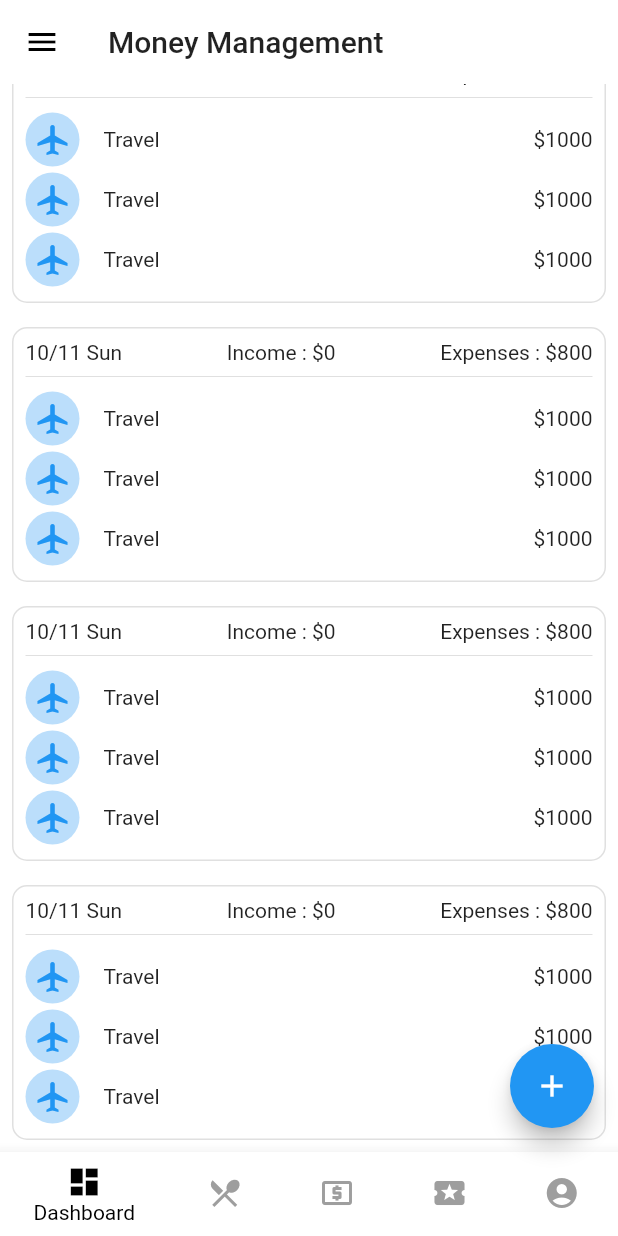
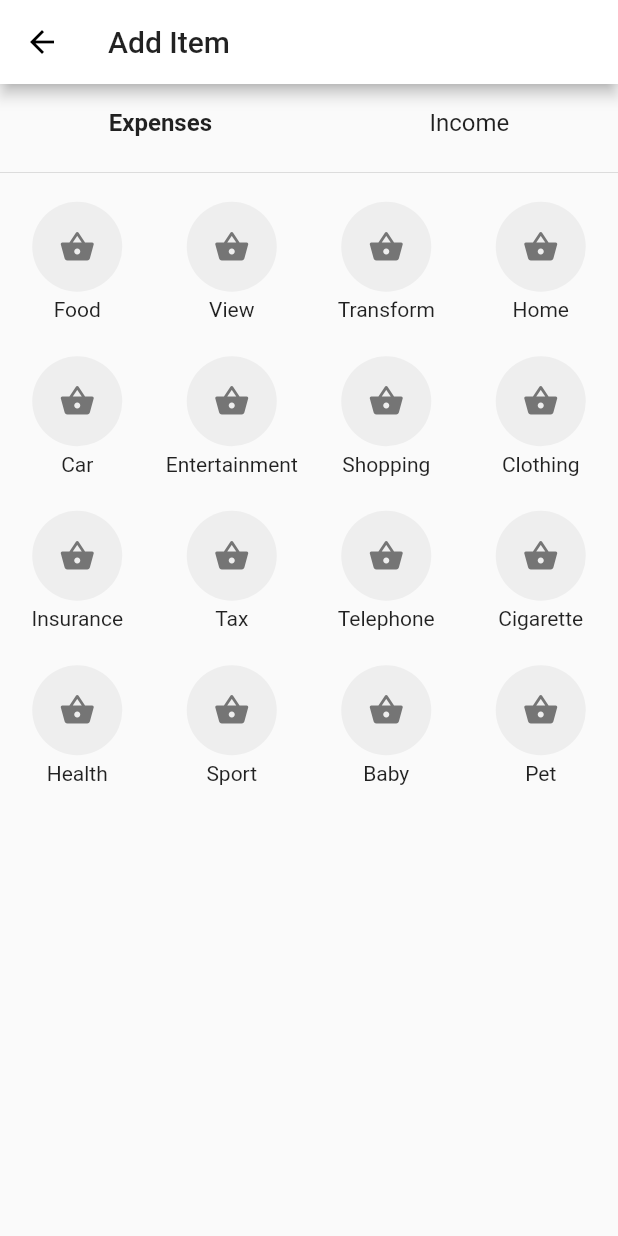
Before and after one commit to anoochit/flutter_bangsaen_2020, a Flutter app: the screen it shows after launch, scrolled down 382 dp, after a tap on the "add" icon, on a phone screen of 412 x 824 dp. Run offline on Flutter 3.47's test engine with Material 2 defaults, Android fonts, the light colour scheme and no system bars; our stand-ins replace chopper, dio, image_picker, moor_flutter, retrofit, shared_preferences; generated files the repository leaves out were written again.

Commit message:
add some pages and widgets in sample 21_expense_navigation

```diff
--- a/21_expense_navigation/lib/main.dart
+++ b/21_expense_navigation/lib/main.dart
@@ -12,21 +12,9 @@ class MyApp extends StatelessWidget {
     return MaterialApp(
       title: 'Flutter Demo',
       theme: ThemeData(
-        // This is the theme of your application.
-        //
-        // Try running your application with "flutter run". You'll see the
-        // application has a blue toolbar. Then, without quitting the app, try
-        // changing the primarySwatch below to Colors.green and then invoke
-        // "hot reload" (press "r" in the console where you ran "flutter run",
-        // or simply save your changes to "hot reload" in a Flutter IDE).
-        // Notice that the counter didn't reset back to zero; the application
-        // is not restarted.
         primaryColor: Colors.white,
-        canvasColor: Colors.white,
+        //canvasColor: Colors.white,
         primarySwatch: Colors.blue,
-        // This makes the visual density adapt to the platform that you run
-        // the app on. For desktop platforms, the controls will be smaller and
-        // closer together (more dense) than on mobile platforms.
         visualDensity: VisualDensity.adaptivePlatformDensity,
       ),
       home: HomePage(),
--- /dev/null
+++ b/21_expense_navigation/lib/pages/additem.dart
@@ -0,0 +1,205 @@
+import 'package:flutter/material.dart';
+
+class AddItemPage extends StatefulWidget {
+  AddItemPage({Key key}) : super(key: key);
+
+  @override
+  _AddItemPageState createState() => _AddItemPageState();
+}
+
+class _AddItemPageState extends State<AddItemPage> {
+  int _currentTabIndex = 0;
+  int _currentOption = null;
+
+  List<String> _expenseGridText = [
+    "Food",
+    "View",
+    "Transform",
+    "Home",
+    "Car",
+    "Entertainment",
+    "Shopping",
+    "Clothing",
+    "Insurance",
+    "Tax",
+    "Telephone",
+    "Cigarette",
+    "Health",
+    "Sport",
+    "Baby",
+    "Pet"
+  ];
+
+  List<String> _incomeGridText = [
+    "Salary",
+    "Awards",
+    "Grant",
+    "Sale",
+    "Rental",
+    "Refunds",
+    "Coupons",
+    "Lottery",
+    "Divident",
+    "Investment",
+    "Others"
+  ];
+
+  var _colorOption = [
+    Colors.red,
+    Colors.blue,
+    Colors.green,
+    Colors.amber,
+  ];
+
+  bool _showBottomSheet = false;
+
+  @override
+  void initState() {
+    super.initState();
+  }
+
+  @override
+  Widget build(BuildContext context) {
+    return WillPopScope(
+      onWillPop: _onWillPop,
+      child: Scaffold(
+        appBar: AppBar(
+          title: Text("Add Item"),
+        ),
+        body: Stack(
+          children: [
+            // tap and option
+            Column(
+              children: [
+                // tab
+                _buildTab(),
+                // divider
+                Divider(),
+                // option grid
+                (_currentTabIndex == 0)
+                    ? _buildOptionGrid(items: _expenseGridText)
+                    : _buildOptionGrid(items: _incomeGridText),
+              ],
+            ),
+            // bottom sheet use willpop to control visibility
+            (_showBottomSheet)
+                ? Positioned(
+                    bottom: 0,
+                    child: Container(
+                      color: Colors.blue,
+                      width: MediaQuery.of(context).size.width,
+                      height: 320,
+                      child: Text("super"),
+                    ),
+                  )
+                : Container()
+          ],
+        ),
+      ),
+    );
+  }
+
+  Future<bool> _onWillPop() async {
+    if (_showBottomSheet == true) {
+      setState(() {
+        _showBottomSheet = false;
+      });
+      return false;
+    } else {
+      setState(() {
+        _showBottomSheet = true;
+      });
+      return true;
+    }
+  }
+
+  Widget _buildTab() {
+    return Row(
+      crossAxisAlignment: CrossAxisAlignment.center,
+      mainAxisAlignment: MainAxisAlignment.spaceAround,
+      children: [
+        InkWell(
+          child: Container(
+            padding: EdgeInsets.all(16.0),
+            child: Text(
+              "Expenses",
+              style: TextStyle(
+                fontSize: 16,
+                fontWeight: (_currentTabIndex == 0) ? FontWeight.bold : FontWeight.normal,
+              ),
+            ),
+          ),
+          onTap: () {
+            setState(() {
+              _currentTabIndex = 0;
+            });
+          },
+        ),
+        InkWell(
+          child: Container(
+            padding: EdgeInsets.all(16.0),
+            child: Text(
+              "Income",
+              style: TextStyle(
+                fontSize: 16,
+                fontWeight: (_currentTabIndex == 0) ? FontWeight.normal : FontWeight.bold,
+              ),
+            ),
+          ),
+          onTap: () {
+            setState(() {
+              _currentTabIndex = 1;
+            });
+          },
+        ),
+      ],
+    );
+  }
+
+  Widget _buildOptionGrid({List<String> items}) {
+    return Container(
+      child: GridView.count(
+        scrollDirection: Axis.vertical,
+        crossAxisCount: 4,
+        shrinkWrap: true,
+        children: [
+          for (int i = 0; i < items.length; i++)
+            InkWell(
+              child: Container(
+                width: MediaQuery.of(context).size.width / 4,
+                height: MediaQuery.of(context).size.width / 4,
+                child: Column(
+                  mainAxisAlignment: MainAxisAlignment.center,
+                  children: [
+                    Padding(
+                      padding: const EdgeInsets.all(2.0),
+                      child: CircleAvatar(
+                        backgroundColor:
+                            (_currentOption == i) ? _colorOption[i % 4] : Colors.grey[200],
+                        radius: 30,
+                        child: Icon(
+                          Icons.shopping_basket,
+                          color: (_currentOption == i) ? Colors.white : Colors.grey[600],
+                        ),
+                      ),
+                    ),
+                    Padding(
+                      padding: const EdgeInsets.all(2.0),
+                      child: Text(items[i]),
+                    )
+                  ],
+                ),
+              ),
+              onTap: () {
+                // on press
+                setState(() {
+                  _currentOption = i;
+                  _showBottomSheet = true;
+                });
+              },
+            )
+        ],
+      ),
+    );
+  }
+}
--- a/21_expense_navigation/lib/pages/balance.dart
+++ b/21_expense_navigation/lib/pages/balance.dart
@@ -12,23 +12,17 @@ class BalancePage extends StatefulWidget {
 class _BalancePageState extends State<BalancePage> {
   @override
   Widget build(BuildContext context) {
-    return Scaffold(
-      appBar: AppBar(
-        title: Text("Balance"),
-        elevation: 0.0,
-      ),
-      body: Column(
+    return Column(
       children: [
         SizedBox(height: 16.0),
         MonthMenu(),
         SizedBox(height: 16.0),
-          SummaryChart(),
+        SummaryChart(title: "Balance"),
         SizedBox(height: 16.0),
         Expanded(
           child: Container(),
         )
       ],
-      ),
     );
   }
 }
--- a/21_expense_navigation/lib/pages/expense.dart
+++ b/21_expense_navigation/lib/pages/expense.dart
@@ -12,23 +12,17 @@ class ExpensePage extends StatefulWidget {
 class _ExpensePageState extends State<ExpensePage> {
   @override
   Widget build(BuildContext context) {
-    return Scaffold(
-      appBar: AppBar(
-        title: Text("Expenses"),
-        elevation: 0.0,
-      ),
-      body: Column(
+    return Column(
       children: [
         SizedBox(height: 16.0),
         MonthMenu(),
         SizedBox(height: 16.0),
-          SummaryChart(),
+        SummaryChart(title: "Expenses"),
         SizedBox(height: 16.0),
         Expanded(
           child: Container(),
         )
       ],
-      ),
     );
   }
 }
--- a/21_expense_navigation/lib/pages/home.dart
+++ b/21_expense_navigation/lib/pages/home.dart
@@ -1,6 +1,10 @@
-import 'package:expense_navigation/widget/monthpicker.dart';
-import 'package:expense_navigation/widget/overall_list_item.dart';
-import 'package:expense_navigation/widget/overallbox.dart';
+import 'package:expense_navigation/pages/additem.dart';
+import 'package:expense_navigation/pages/balance.dart';
+import 'package:expense_navigation/pages/expense.dart';
+import 'package:expense_navigation/pages/income.dart';
+import 'package:expense_navigation/pages/profile.dart';
+import 'package:expense_navigation/pages/summary.dart';
+import 'package:flutter/foundation.dart';
 import 'package:flutter/material.dart';
 
 class HomePage extends StatefulWidget {
@@ -14,6 +18,7 @@ class _HomePageState extends State<HomePage> {
   // bottom navigation index
   int _currentIndex = 0;
 
+  // menu icon
   List<IconData> _menuIcon = [
     Icons.dashboard,
     Icons.local_dining,
@@ -22,28 +27,56 @@ class _HomePageState extends State<HomePage> {
     Icons.exit_to_app
   ];
 
+  // list text menu
   List<String> _menuText = ["Dashboard", "Expenses", "Income", "Balance", "Sign Out"];
+
+  // list bottom menu text
+  List<String> _bottomMenuText = ["Dashboard", "Expenses", "Income", "Balance", "Account"];
+
+  // list bottom menu icon
+  List<IconData> _bottomMenuIcon = [
+    Icons.dashboard,
+    Icons.local_dining,
+    Icons.local_atm,
+    Icons.local_activity,
+    Icons.account_circle
+  ];
+
+  // list page title
+  List<String> _pageTitle = ["Money Manager", "Expenses", "Income", "Balance", "Profile"];
 
   @override
   Widget build(BuildContext context) {
     return Scaffold(
       appBar: AppBar(
-        title: Text("Money Management"),
+        title: Text(_pageTitle[_currentIndex]),
         elevation: 0.0,
       ),
-      body: SingleChildScrollView(
-        child: Column(
-          children: [
-            SizedBox(height: 16.0),
-            MonthMenu(),
-            SizedBox(height: 16.0),
-            OverallBox(),
-            SizedBox(height: 8.0),
-            OverAllListItem(),
-          ],
-        ),
+      body: IndexedStack(
+        index: _currentIndex,
+        children: [
+          SummaryPage(),
+          ExpensePage(),
+          IncomePage(),
+          BalancePage(),
+          ProfilePage(),
+        ],
       ),
-      floatingActionButton: FloatingActionButton(child: Icon(Icons.add), onPressed: () {}),
+      floatingActionButton: (_currentIndex == 0)
+          ? FloatingActionButton(
+              child: Icon(Icons.add),
+              onPressed: () {
+                Navigator.push(
+                  context,
+                  MaterialPageRoute(
+                    builder: (BuildContext context) {
+                      return AddItemPage();
+                    },
+                  ),
+                );
+              },
+            )
+          : Container(),
       bottomNavigationBar: BottomNavigationBar(
         selectedItemColor: Colors.black,
         unselectedItemColor: Colors.grey,
@@ -55,11 +88,8 @@ class _HomePageState extends State<HomePage> {
           });
         },
         items: [
-          BottomNavigationBarItem(icon: Icon(Icons.dashboard), label: "Dashboard"),
-          BottomNavigationBarItem(icon: Icon(Icons.local_dining), label: "Expenses"),
-          BottomNavigationBarItem(icon: Icon(Icons.local_atm), label: "Income"),
-          BottomNavigationBarItem(icon: Icon(Icons.local_activity), label: "Balance"),
-          BottomNavigationBarItem(icon: Icon(Icons.account_circle), label: "Account")
+          for (int i = 0; i < 5; i++)
+            BottomNavigationBarItem(icon: Icon(_bottomMenuIcon[i]), label: _bottomMenuText[i]),
         ],
       ),
       drawer: Drawer(
--- a/21_expense_navigation/lib/pages/income.dart
+++ b/21_expense_navigation/lib/pages/income.dart
@@ -12,17 +12,13 @@ class IncomePage extends StatefulWidget {
 class _IncomePageState extends State<IncomePage> {
   @override
   Widget build(BuildContext context) {
-    return Scaffold(
-      appBar: AppBar(
-        title: Text("Income"),
-        elevation: 0.0,
-      ),
-      body: Column(
+    return Container(
+      child: Column(
         children: [
           SizedBox(height: 16.0),
           MonthMenu(),
           SizedBox(height: 16.0),
-          SummaryChart(),
+          SummaryChart(title: "Income"),
           SizedBox(height: 16.0),
           Expanded(
             child: Container(),
--- /dev/null
+++ b/21_expense_navigation/lib/pages/profile.dart
@@ -0,0 +1,15 @@
+import 'package:flutter/material.dart';
+
+class ProfilePage extends StatefulWidget {
+  ProfilePage({Key key}) : super(key: key);
+
+  @override
+  _ProfilePageState createState() => _ProfilePageState();
+}
+
+class _ProfilePageState extends State<ProfilePage> {
+  @override
+  Widget build(BuildContext context) {
+    return Container();
+  }
+}
--- /dev/null
+++ b/21_expense_navigation/lib/pages/summary.dart
@@ -0,0 +1,29 @@
+import 'package:expense_navigation/widget/monthpicker.dart';
+import 'package:expense_navigation/widget/overall_list_item.dart';
+import 'package:expense_navigation/widget/overallbox.dart';
+import 'package:flutter/material.dart';
+
+class SummaryPage extends StatefulWidget {
+  SummaryPage({Key key}) : super(key: key);
+
+  @override
+  _SummaryPageState createState() => _SummaryPageState();
+}
+
+class _SummaryPageState extends State<SummaryPage> {
+  @override
+  Widget build(BuildContext context) {
+    return SingleChildScrollView(
+      child: Column(
+        children: [
+          SizedBox(height: 16.0),
+          MonthMenu(),
+          SizedBox(height: 16.0),
+          OverallBox(),
+          SizedBox(height: 8.0),
+          OverAllListItem(),
+        ],
+      ),
+    );
+  }
+}
--- a/25_retrofit_provider/lib/appstate.dart
+++ b/25_retrofit_provider/lib/appstate.dart
@@ -10,9 +10,11 @@ class AppState with ChangeNotifier {
 
   List<Todo> listTodo = [];
 
+  String endPoint = "http://da2923d5bf63.ngrok.io";
+
   getTodoList() async {
     Dio dio = Dio();
-    listTodo = await RestClient(dio).getTodos();
+    listTodo = await RestClient(dio, baseUrl: endPoint).getTodos();
     notifyListeners();
   }
 
@@ -20,7 +22,7 @@ class AppState with ChangeNotifier {
     Dio dio = Dio();
     var newtodo = todo;
     newtodo.complete = !todo.complete;
-    await RestClient(dio).updateTodo(todo.id, newtodo);
+    await RestClient(dio, baseUrl: endPoint).updateTodo(todo.id, newtodo);
     notifyListeners();
   }
 }
```
Also changed, not shown: 21_expense_navigation/lib/widget/summary_chart.dart (+8 -3 lines), 1 other file. Lines whose indentation alone changed are shown as unchanged.
